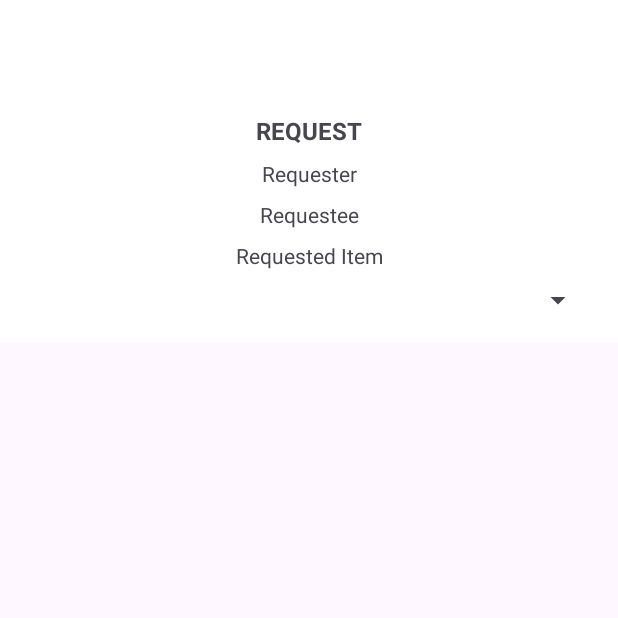
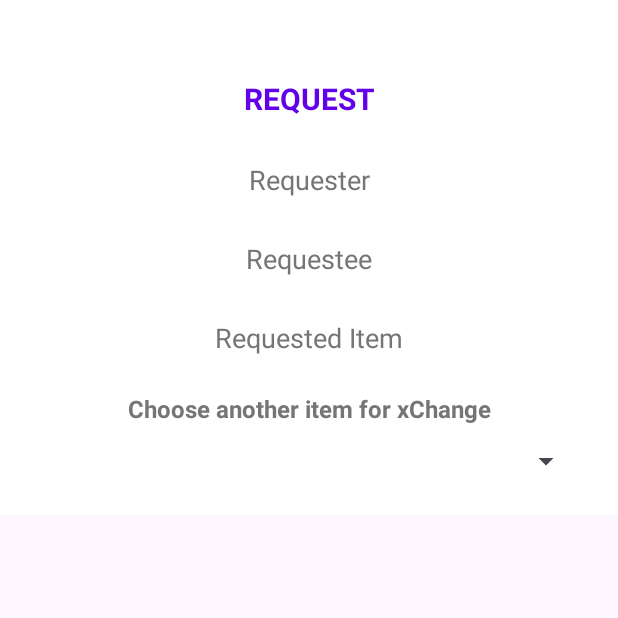
Before and after one commit to totallyreformed/xChange, an Android app: the Counteroffer screen opened directly, with no data from a screen before it, on a phone screen of 412 x 824 dp, the top half of it. Run offline under Robolectric (Android 15) with nearby library versions, the phone set to English and light mode, and no system bars.

Commit message:
Some more minor improvements

```diff
--- /dev/null
+++ b/app/src/main/res/drawable/rounded_background.xml
@@ -0,0 +1,5 @@
+<shape xmlns:android="http://schemas.android.com/apk/res/android">
+    <corners android:radius="16dp" />
+    <solid android:color="@android:color/white" />
+    <stroke android:width="2dp" android:color="@color/primary" />
+</shape>
--- /dev/null
+++ b/app/src/main/res/drawable/spinner_background.xml
@@ -0,0 +1,5 @@
+<shape xmlns:android="http://schemas.android.com/apk/res/android">
+    <corners android:radius="16dp" />
+    <solid android:color="@android:color/white" />
+    <stroke android:width="2dp" android:color="@color/secondary_text" />
+</shape>
--- a/app/src/main/res/layout/activity_counter_offer.xml
+++ b/app/src/main/res/layout/activity_counter_offer.xml
@@ -4,7 +4,7 @@
     xmlns:app="http://schemas.android.com/apk/res-auto"
     android:layout_width="match_parent"
     android:layout_height="wrap_content"
-    android:padding="16dp"
+    android:padding="24dp"
     android:background="@android:color/white">
 
     <!-- Request ID -->
@@ -12,11 +12,13 @@
         android:id="@+id/requestIdTextView"
         android:layout_width="0dp"
         android:layout_height="wrap_content"
-        android:layout_marginTop="60dp"
+        android:layout_marginTop="20dp"
+        android:padding="8dp"
         android:text="REQUEST"
-        android:textSize="16sp"
+        android:textSize="20sp"
     android:textStyle="bold"
     android:gravity="center"
+    android:textColor="@color/primary"
     app:layout_constraintEnd_toEndOf="parent"
     app:layout_constraintStart_toStartOf="parent"
     app:layout_constraintTop_toTopOf="parent" />
@@ -27,9 +29,11 @@
         android:layout_width="0dp"
         android:layout_height="wrap_content"
         android:text="Requester"
-        android:textSize="14sp"
+        android:textSize="18sp"
     android:gravity="center"
-        android:layout_marginTop="8dp"
+    android:padding="8dp"
+    android:textColor="@color/secondary_text"
+    android:layout_marginTop="12dp"
     app:layout_constraintEnd_toEndOf="parent"
     app:layout_constraintStart_toStartOf="parent"
     app:layout_constraintTop_toBottomOf="@id/requestIdTextView" />
@@ -40,9 +44,11 @@
         android:layout_width="0dp"
         android:layout_height="wrap_content"
         android:text="Requestee"
-        android:textSize="14sp"
+        android:textSize="18sp"
     android:gravity="center"
-        android:layout_marginTop="8dp"
+    android:padding="8dp"
+    android:textColor="@color/secondary_text"
+    android:layout_marginTop="12dp"
     app:layout_constraintEnd_toEndOf="parent"
     app:layout_constraintStart_toStartOf="parent"
     app:layout_constraintTop_toBottomOf="@id/requesterTextView" />
@@ -53,20 +59,37 @@
         android:layout_width="0dp"
         android:layout_height="wrap_content"
         android:text="Requested Item"
-        android:textSize="14sp"
+        android:textSize="18sp"
     android:gravity="center"
-        android:layout_marginTop="8dp"
+    android:padding="8dp"
+    android:textColor="@color/secondary_text"
+    android:layout_marginTop="12dp"
     app:layout_constraintEnd_toEndOf="parent"
     app:layout_constraintStart_toStartOf="parent"
     app:layout_constraintTop_toBottomOf="@id/requesteeTextView" />
+
+    <!-- Spinner Label -->
+    <TextView
+        android:id="@+id/spinnerLabel"
+        android:layout_width="0dp"
+        android:layout_height="wrap_content"
+        android:text="Choose another item for xChange"
+        android:textSize="16sp"
+    android:textStyle="bold"
+    android:gravity="center"
+    android:textColor="@color/secondary_text"
+    android:layout_marginTop="16dp"
+    app:layout_constraintEnd_toEndOf="parent"
+    app:layout_constraintStart_toStartOf="parent"
+    app:layout_constraintTop_toBottomOf="@id/requestedItemTextView" />
 
     <!-- Offered Items Spinner -->
     <Spinner
         android:id="@+id/offeredItemSpinner"
         android:layout_width="0dp"
         android:layout_height="wrap_content"
-        android:layout_marginTop="8dp"
+        android:layout_marginTop="12dp"
         app:layout_constraintEnd_toEndOf="parent"
         app:layout_constraintStart_toStartOf="parent"
-        app:layout_constraintTop_toBottomOf="@id/requestedItemTextView" />
+        app:layout_constraintTop_toBottomOf="@id/spinnerLabel" />
 </androidx.constraintlayout.widget.ConstraintLayout>
```
Also changed, not shown: app/src/main/java/com/example/xchange/CounterOffer/Counteroffer.java (+4 -4 lines), app/src/main/java/com/example/xchange/ItemDetail/ItemDetailActivity.java (+18 -6 lines), app/src/main/java/com/example/xchange/ItemDetail/ItemDetailViewModel.java (+7 -5 lines), app/src/main/res/layout/activity_item_detail.xml (+18 -1 lines). Lines whose indentation alone changed are shown as unchanged.
